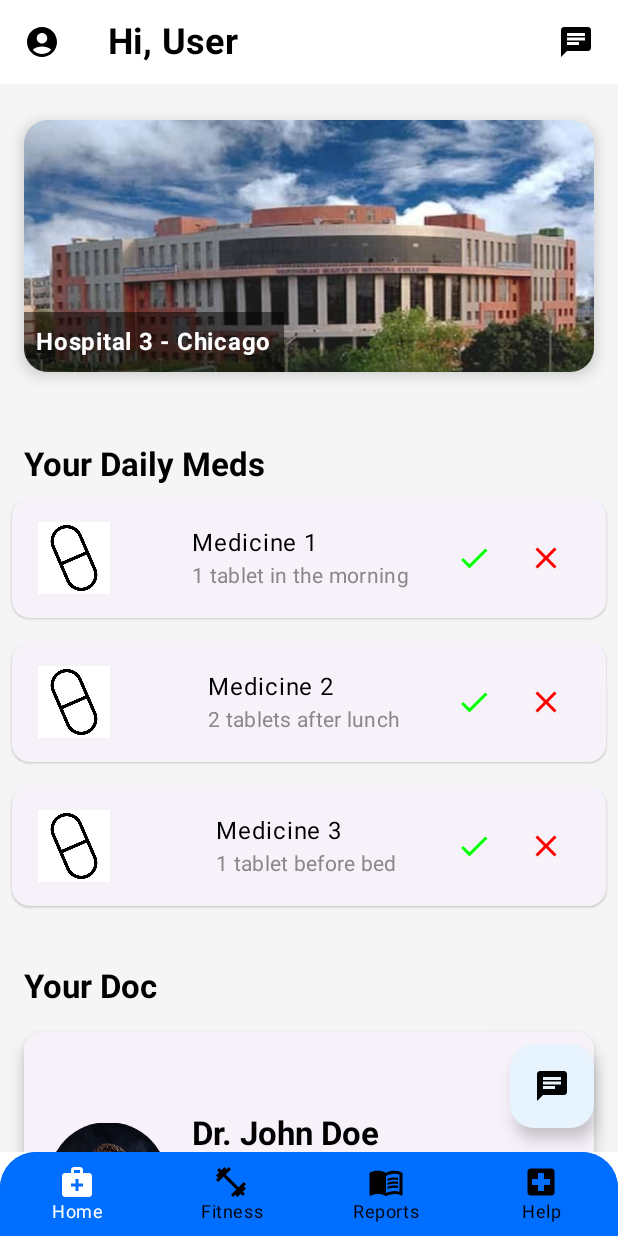
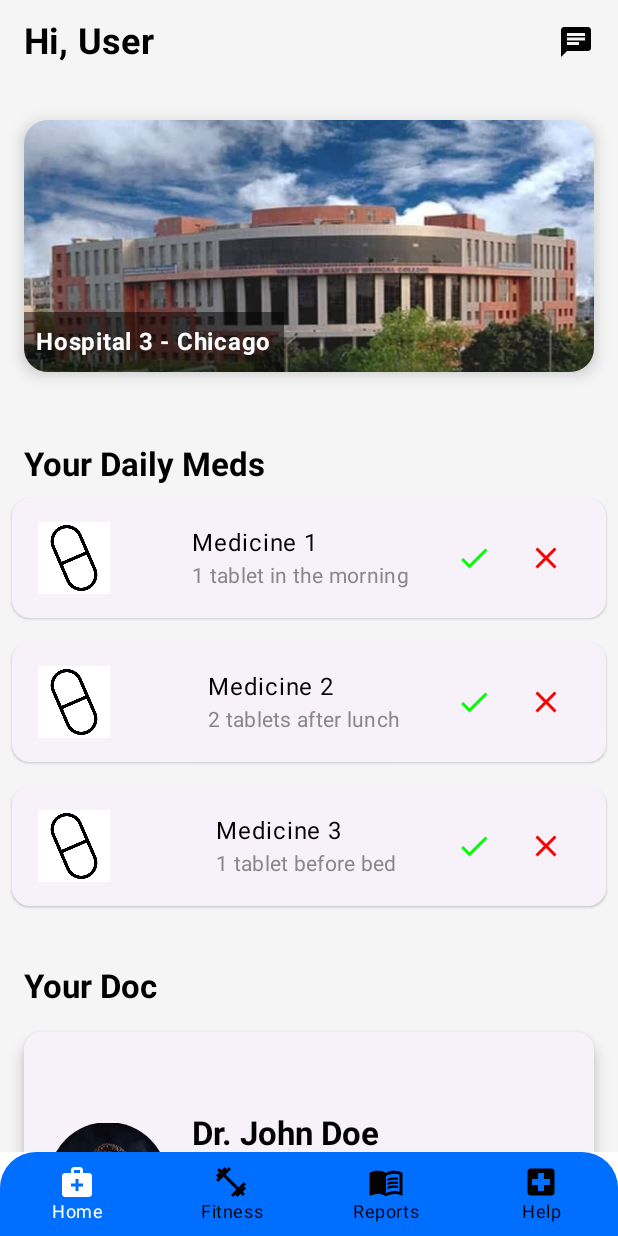
Before and after one commit to SahilKumar75/MediGo, an Android app built with Jetpack Compose: the screen it shows after launch (MainActivity), on a phone screen of 412 x 824 dp. Run offline under Robolectric (Android 15) with nearby library versions, the phone set to English and light mode, and no system bars; our stand-ins replace accompanist.

Commit message:
top bar updated

```diff
--- a/app/src/main/java/com/example/musical/MainView.kt
+++ b/app/src/main/java/com/example/musical/MainView.kt
@@ -8,7 +8,6 @@
 import androidx.compose.foundation.shape.RoundedCornerShape
 import androidx.compose.material.*
 import androidx.compose.material.icons.Icons
-import androidx.compose.material.icons.filled.AccountCircle
 import androidx.compose.material.icons.filled.Chat
 import androidx.compose.material3.ExperimentalMaterial3Api
 import androidx.compose.runtime.*
@@ -49,7 +48,6 @@
         if (currentScreen is Screen.DrawerScreen || currentScreen is Screen.BottomScreen) {
             Surface(
                 shape = RoundedCornerShape(topStart = 24.dp, topEnd = 24.dp),
-                color = Color(0xFF006eff),
                 modifier = Modifier.fillMaxWidth()
             ) {
                 BottomNavigation(
@@ -92,7 +90,7 @@
     Scaffold(
         scaffoldState = scaffoldState,
         topBar = {
-            if (currentRoute != Screen.Chat.route) { // Conditionally show top bar
+            if (currentRoute !in listOf(Screen.Chat.route, "chat_screen/{chatItem}")) { // Conditionally show top bar
                 TopAppBar(
                     title = {
                         if (currentScreen is Screen.BottomScreen.Home) {
@@ -106,9 +104,10 @@
                             Text(title.value, color = Color.Black)
                         }
                     },
-                    backgroundColor = Color.Transparent,
+                    backgroundColor = Color(0xFFF5F5F5),
                     elevation = 0.dp,
                     actions = {
+                        if (currentRoute != Screen.Chat.route) {
                             IconButton(
                                 onClick = {
                                     navController.navigate(Screen.Chat.route)
@@ -116,14 +115,6 @@
                             ) {
                                 Icon(imageVector = Icons.Default.Chat, contentDescription = null, tint = Color.Black)
                             }
-                    },
-                    navigationIcon = {
-                        IconButton(onClick = {
-                            scope.launch {
-                                scaffoldState.drawerState.open()
-                            }
-                        }) {
-                            Icon(imageVector = Icons.Default.AccountCircle, contentDescription = "Menu", tint = Color.Black)
                         }
                     }
                 )
--- a/app/src/main/java/com/example/musical/presentation/home/HomeScreen.kt
+++ b/app/src/main/java/com/example/musical/presentation/home/HomeScreen.kt
@@ -3,19 +3,20 @@
 import androidx.compose.foundation.background
 import androidx.compose.foundation.gestures.detectHorizontalDragGestures
 import androidx.compose.foundation.layout.*
+import androidx.compose.material.icons.Icons
+import androidx.compose.material.icons.filled.Chat
 import androidx.compose.material3.*
 import androidx.compose.runtime.*
+import androidx.compose.ui.Alignment
 import androidx.compose.ui.Modifier
+import androidx.compose.ui.graphics.Color
 import androidx.compose.ui.input.pointer.pointerInput
+import androidx.compose.ui.text.font.FontWeight
 import androidx.compose.ui.unit.dp
-import androidx.compose.ui.Alignment
-import androidx.compose.ui.graphics.Color
-import androidx.compose.material.icons.Icons
-import androidx.compose.material.icons.filled.Chat
+import androidx.compose.ui.unit.sp
 import androidx.navigation.NavController
 import androidx.compose.foundation.lazy.LazyColumn
 import androidx.compose.foundation.lazy.items
-import androidx.compose.ui.text.font.FontWeight
 import com.example.musical.R
 import com.example.musical.common.utils.Doctor
 import com.example.musical.common.utils.DoctorDetailsCard
@@ -24,6 +25,7 @@
 import com.example.musical.presentation.home.components.Medication
 import kotlin.math.abs
 
+@OptIn(ExperimentalMaterial3Api::class)
 @Composable
 fun HomeScreen(navController: NavController) {
     var offsetX by remember { mutableStateOf(0f) }
@@ -43,17 +45,6 @@
     )
 
     Scaffold(
-        floatingActionButton = {
-            FloatingActionButton(
-                onClick = { navController.navigate("chatRoute") },
-                containerColor = Color.White
-            ) {
-                Icon(
-                    imageVector = Icons.Filled.Chat,
-                    contentDescription = "Chat"
-                )
-            }
-        },
         content = { padding ->
             Box(
                 modifier = Modifier
```
Lines whose indentation alone changed are shown as unchanged.
